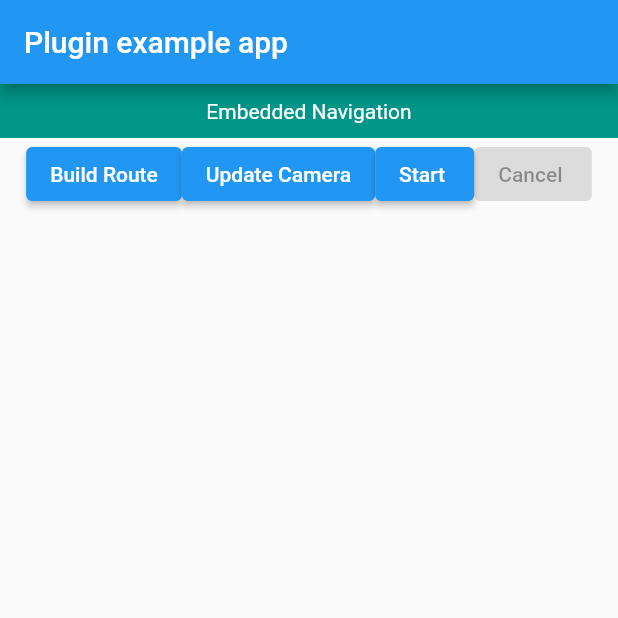
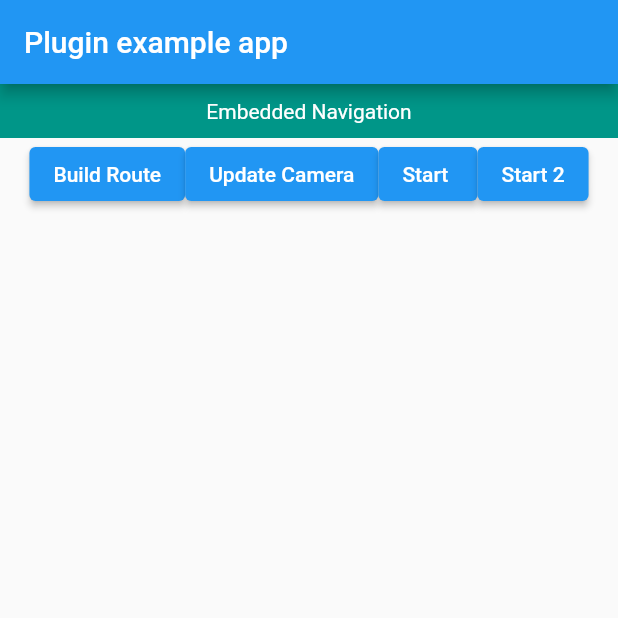
Before and after one commit to nick92/flutter_mapbox, a Flutter app: the screen it shows after launch, after a tap on "Build Route", on a phone screen of 412 x 824 dp, the top half of it. Run offline on Flutter 3.47's test engine with Material 2 defaults, Android fonts, the phone set to English and light mode, and no system bars; our stand-ins replace location.

```diff
--- a/example/lib/map.dart
+++ b/example/lib/map.dart
@@ -130,7 +130,7 @@ class _SampleNavigationAppState extends State<SampleNavigationApp> {
                                   _controller!.clearRoute();
                                 } else {
                                   var wayPoints = <WayPoint>[];
-                                  //wayPoints.add(_home);
+                                  wayPoints.add(_home);
                                   wayPoints.add(_store);
                                   _isMultipleStop = wayPoints.length > 2;
                                   _controller!.buildRoute(
@@ -148,21 +148,21 @@ class _SampleNavigationAppState extends State<SampleNavigationApp> {
                           child: Text("Start "),
                           onPressed: !_isNavigating
                               ? () {
-                                  // _controller!.startFullScreenNavigation();
+                                  _controller!.startFullScreenNavigation();
+                                }
+                              : null,
+                        ),
+                        ElevatedButton(
+                          child: Text("Start 2"),
+                          onPressed: !_isNavigating
+                              ? () {
+                                  // _controller!.finishNavigation();
                                   var wayPoints = <WayPoint>[];
                                   wayPoints.add(_home);
                                   wayPoints.add(_store);
                                   _isMultipleStop = wayPoints.length > 2;
                                   _directions!.startNavigation(
                                       wayPoints: wayPoints, options: _options!);
-                                }
-                              : null,
-                        ),
-                        ElevatedButton(
-                          child: Text("Cancel "),
-                          onPressed: _isNavigating
-                              ? () {
-                                  _controller!.finishNavigation();
                                 }
                               : null,
                         )
--- a/pubspec.yaml
+++ b/pubspec.yaml
@@ -1,6 +1,6 @@
 name: flutter_mapbox
 description: Add Turn By Turn Navigation to Your Flutter Application Using MapBox. Never leave your app when you need to navigate your users to a location.
-version: 0.2.6
+version: 0.2.7
 homepage: https://github.com/nick92/flutter_mapbox
 
 environment:
```
Also changed, not shown: 1 other file.
